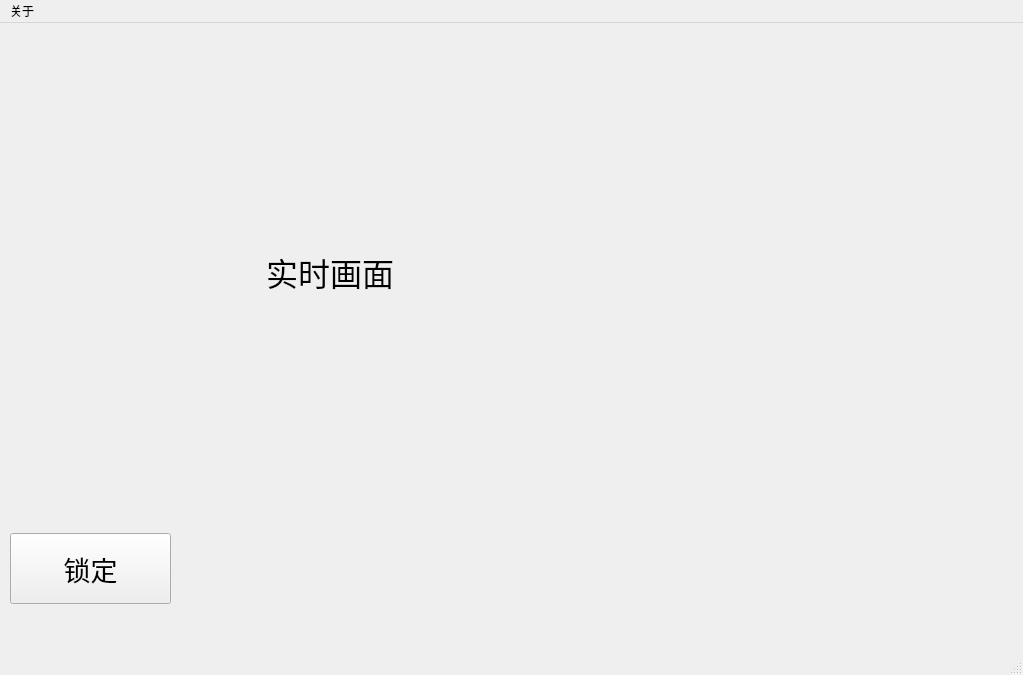
Before: the Qt Designer form form.ui in Tang-JingWei/airTrack, drawn with Qt 5.
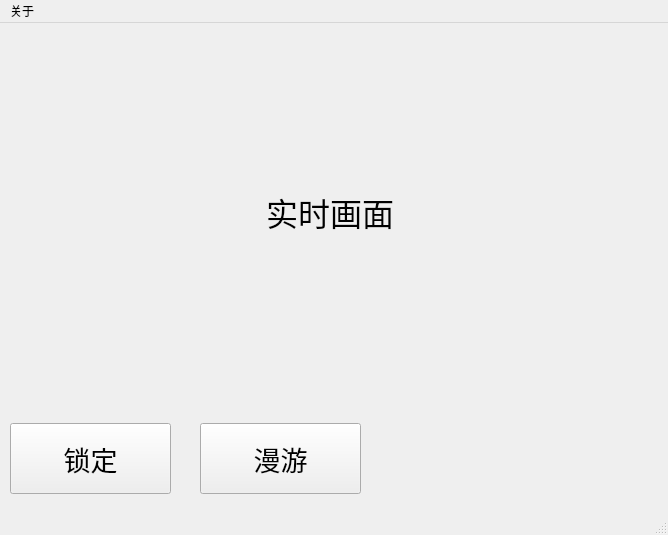
After: the same form once the commit is applied.

```diff
--- a/form.ui
+++ b/form.ui
@@ -6,8 +6,8 @@
    <rect>
     <x>0</x>
     <y>0</y>
-    <width>1023</width>
-    <height>675</height>
+    <width>668</width>
+    <height>535</height>
    </rect>
   </property>
   <property name="windowTitle">
@@ -18,7 +18,7 @@
     <property name="geometry">
      <rect>
       <x>10</x>
-      <y>510</y>
+      <y>400</y>
       <width>161</width>
       <height>71</height>
      </rect>
@@ -38,7 +38,7 @@
       <x>10</x>
       <y>10</y>
       <width>640</width>
-      <height>480</height>
+      <height>360</height>
      </rect>
     </property>
     <property name="font">
@@ -56,14 +56,32 @@
      <set>Qt::AlignCenter</set>
     </property>
    </widget>
+   <widget class="QPushButton" name="clickButton">
+    <property name="geometry">
+     <rect>
+      <x>200</x>
+      <y>400</y>
+      <width>161</width>
+      <height>71</height>
+     </rect>
+    </property>
+    <property name="font">
+     <font>
+      <pointsize>20</pointsize>
+     </font>
+    </property>
+    <property name="text">
+     <string>漫游</string>
+    </property>
+   </widget>
   </widget>
   <widget class="QMenuBar" name="menubar">
    <property name="geometry">
     <rect>
      <x>0</x>
      <y>0</y>
-     <width>1023</width>
-     <height>34</height>
+     <width>668</width>
+     <height>24</height>
     </rect>
    </property>
    <widget class="QMenu" name="menu">
```
